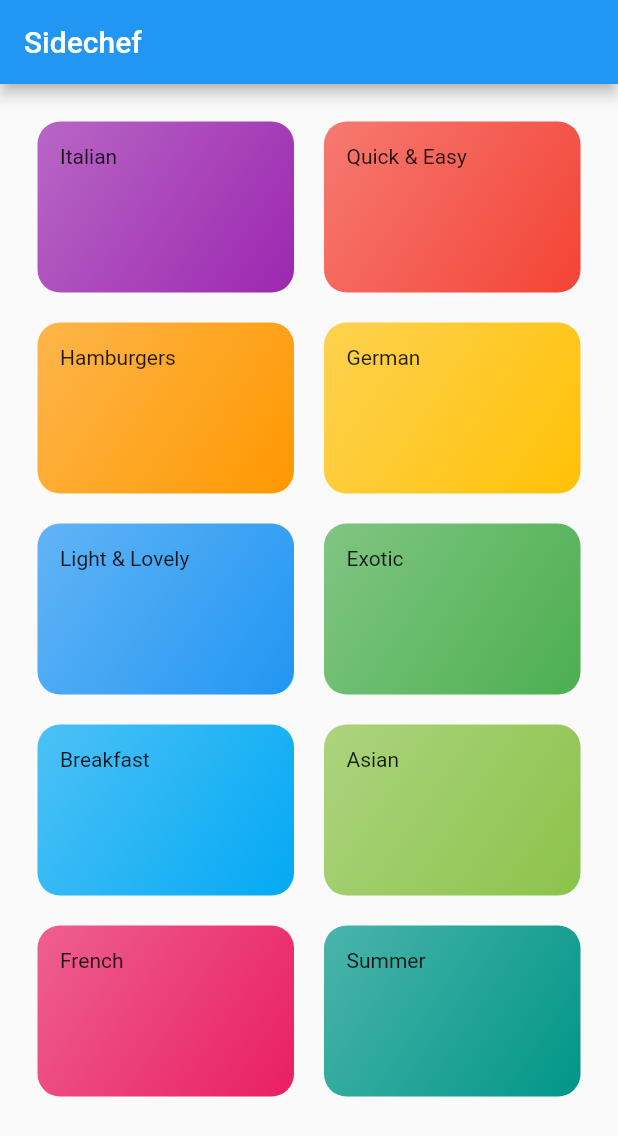
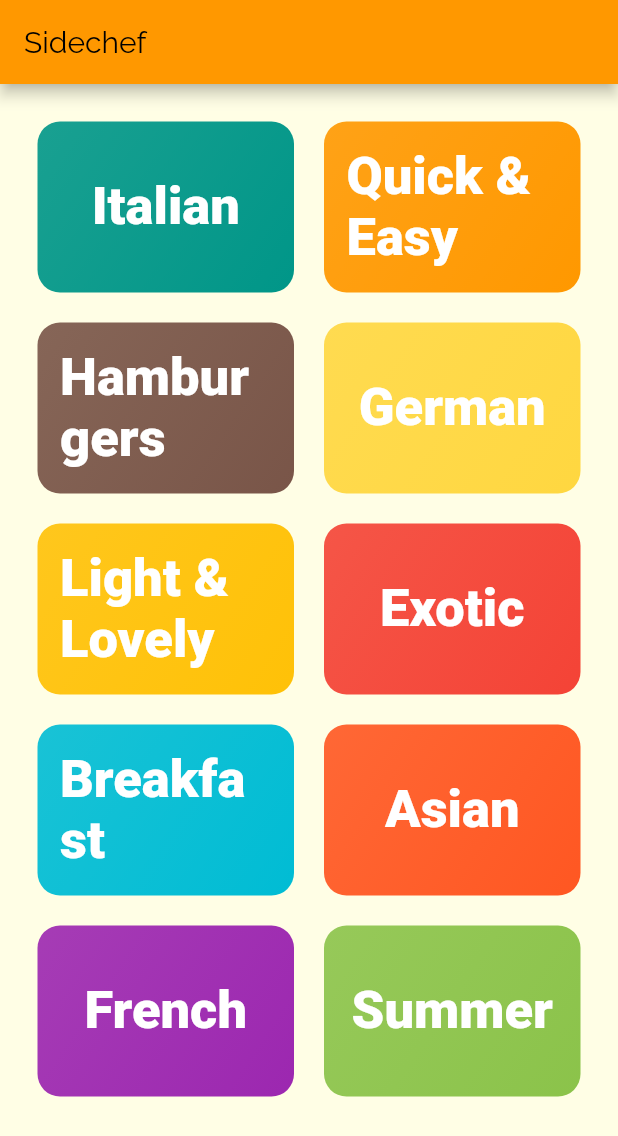
Before and after one commit to Sharan-121/Sidechef, a Flutter app: the screen it shows after launch, on a phone screen of 412 x 824 dp. Shown: the top 1136 px of the screen. Run offline on Flutter 3.47's test engine with Material 2 defaults, Android fonts, the phone set to English and light mode, and no system bars; our stand-ins replace google_fonts; Roboto replaces fonts that are missing (Tangerine).

Commit message:
Started theming

```diff
--- a/lib/cuisine_data.dart
+++ b/lib/cuisine_data.dart
@@ -3,14 +3,14 @@ import 'package:flutter/material.dart';
 import './models/cuisine.dart';
 
 const cuisineData = [
-  Cuisine(id: "1", title: "Italian", color: Colors.purple),
-  Cuisine(id: "2", title: "Quick & Easy", color: Colors.red),
-  Cuisine(id: "3", title: "Hamburgers", color: Colors.orange),
-  Cuisine(id: "4", title: "German", color: Colors.amber),
-  Cuisine(id: "5", title: "Light & Lovely", color: Colors.blue),
-  Cuisine(id: "6", title: "Exotic", color: Colors.green),
-  Cuisine(id: "7", title: "Breakfast", color: Colors.lightBlue),
-  Cuisine(id: "8", title: "Asian", color: Colors.lightGreen),
-  Cuisine(id: "9", title: "French", color: Colors.pink),
-  Cuisine(id: "10", title: "Summer", color: Colors.teal),
+  Cuisine(id: "1", title: "Italian", color: Colors.teal),
+  Cuisine(id: "2", title: "Quick & Easy", color: Colors.orange),
+  Cuisine(id: "3", title: "Hamburgers", color: Colors.brown),
+  Cuisine(id: "4", title: "German", color: Colors.amberAccent),
+  Cuisine(id: "5", title: "Light & Lovely", color: Colors.amber),
+  Cuisine(id: "6", title: "Exotic", color: Colors.red),
+  Cuisine(id: "7", title: "Breakfast", color: Colors.cyan),
+  Cuisine(id: "8", title: "Asian", color: Colors.deepOrange),
+  Cuisine(id: "9", title: "French", color: Colors.purple),
+  Cuisine(id: "10", title: "Summer", color: Colors.lightGreen),
 ];
--- a/lib/cuisine_item.dart
+++ b/lib/cuisine_item.dart
@@ -1,4 +1,5 @@
 import 'package:flutter/material.dart';
+import 'package:google_fonts/google_fonts.dart';
 
 class CuisineItem extends StatelessWidget {
   final String title;
@@ -10,12 +11,23 @@ class CuisineItem extends StatelessWidget {
   Widget build(BuildContext context) {
     return Container(
       padding: const EdgeInsets.all(15),
-      child: Text(title),
+      child: Center(
+        child: Text(
+          title,
+          style: GoogleFonts.tangerine(
+              textStyle: Theme.of(context).textTheme.bodyText1,
+              fontWeight: FontWeight.w800,
+              fontSize: 35),
+        ),
+      ),
       decoration: BoxDecoration(
         gradient: LinearGradient(
           colors: [
-            color.withOpacity(0.7),
+            color.withOpacity(0.9),
             color,
+            // color.withGreen(8),
+            // color.withBlue(8),
+            // color.withRed(8),
           ],
           begin: Alignment.topLeft,
           end: Alignment.bottomRight,
--- a/lib/cuisines_screen.dart
+++ b/lib/cuisines_screen.dart
@@ -10,7 +10,9 @@ class CuisineScreen extends StatelessWidget {
   Widget build(BuildContext context) {
     return Scaffold(
       appBar: AppBar(
-        title: const Text("Sidechef"),
+        title:const Text(
+          "Sidechef",
+        ),
       ),
       body: GridView(
         padding: const EdgeInsets.all(25),
--- a/lib/main.dart
+++ b/lib/main.dart
@@ -1,5 +1,6 @@
 import 'package:flutter/material.dart';
 import 'package:restaurant_cuisine_app/cuisines_screen.dart';
+import 'package:google_fonts/google_fonts.dart';
 
 void main() {
   runApp(const MyApp());
@@ -13,7 +14,23 @@ class MyApp extends StatelessWidget {
     return MaterialApp(
       title: 'Sidechef',
       theme: ThemeData(
-        primarySwatch: Colors.blue,
+        colorScheme: ColorScheme.fromSwatch(
+          primarySwatch: Colors.orange,
+        ).copyWith(
+          secondary: Colors.amber,
+        ),
+        canvasColor: const Color.fromRGBO(255, 254, 229, 1),
+        fontFamily: 'Raleway',
+        textTheme: const TextTheme(
+          bodyText1:
+              TextStyle(color: Colors.white, fontWeight: FontWeight.bold),
+          bodyText2:
+              TextStyle(color: Colors.white, fontWeight: FontWeight.bold),
+          // titleMedium: const TextStyle(
+          //     color: Colors.white,
+          //     fontFamily: 'RobotoCondensed',
+          //     fontWeight: FontWeight.bold),
+        ),
       ),
       home: const CuisineScreen(),
     );
```
